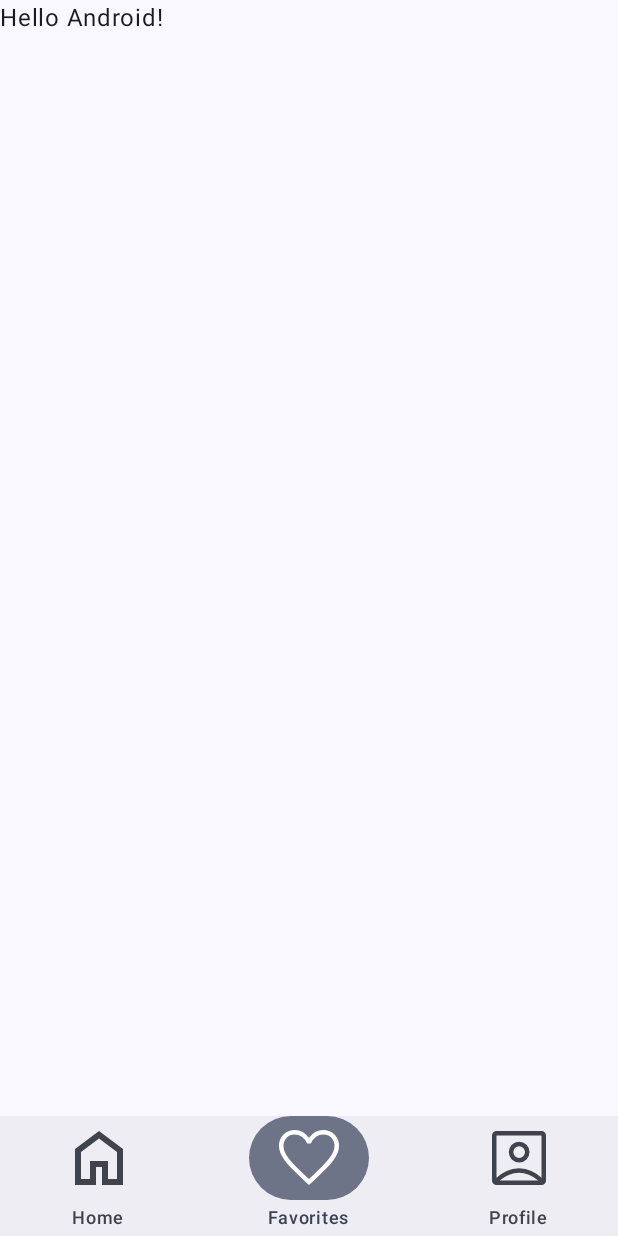
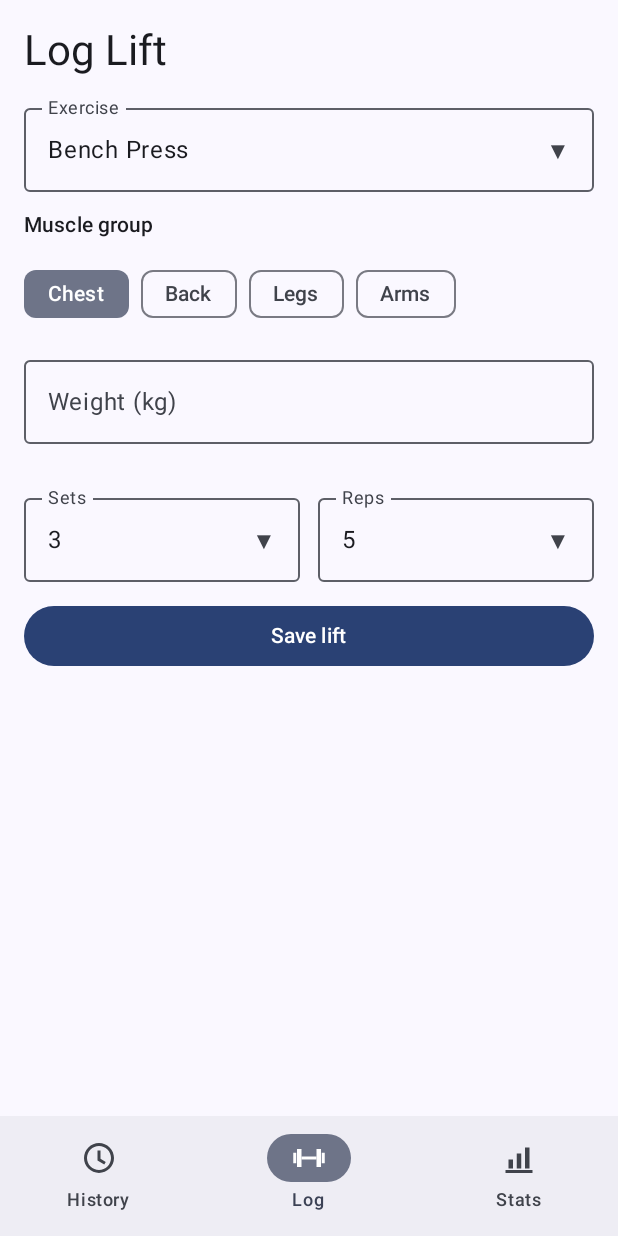
Before and after one commit to Jordan-L-C/Neart_Project, an Android app built with Jetpack Compose: the screen it shows after launch (MainActivity), item 2 of the bottom bar chosen, on a phone screen of 412 x 824 dp. Run offline under Robolectric (Android 15) with nearby library versions, the phone set to English and light mode, and no system bars; our stand-ins replace Room's generated code, navigation suite.

Commit message:
Project baseline: three screens with Room database
- History, Log Lift and Stats screens with bottom navigation
- Room database (Lift entity, LiftDao, AppDatabase) and LiftViewModel
- Log Lift saves lifts (insert) with weight validation
- History lists lifts newest first with PB badges (select)
- Stats shows personal bests per exercise
- Custom vector icons for the nav bar

Left to implement:
- Update: tap a lift to edit it
- Delete: swipe to delete (extra UI feature)
- Networking: daily quote API on Stats
- Sensor: shake phone to start rest timer
- English and Irish strings.xml
- Theme Builder colour scheme
- Vector Asset tool proof
- Accessibility check

```diff
--- a/app/build.gradle.kts
+++ b/app/build.gradle.kts
@@ -1,4 +1,5 @@
 plugins {
+    alias(libs.plugins.ksp)
     alias(libs.plugins.android.application)
     alias(libs.plugins.kotlin.compose)
 }
@@ -36,6 +37,11 @@ android {
 }
 
 dependencies {
+    implementation(libs.androidx.room.runtime)
+    implementation(libs.androidx.room.ktx)
+    ksp(libs.androidx.room.compiler)
+    implementation(libs.androidx.lifecycle.viewmodel.compose)
+    implementation(libs.androidx.lifecycle.runtime.compose)
     implementation(platform(libs.androidx.compose.bom))
     implementation(libs.androidx.activity.compose)
     implementation(libs.androidx.compose.material3)
--- a/app/src/main/java/com/example/neart_project/MainActivity.kt
+++ b/app/src/main/java/com/example/neart_project/MainActivity.kt
@@ -17,10 +17,12 @@ import androidx.compose.runtime.saveable.rememberSaveable
 import androidx.compose.runtime.setValue
 import androidx.compose.ui.Modifier
 import androidx.compose.ui.res.painterResource
-import androidx.compose.ui.graphics.vector.ImageVector
-import androidx.compose.ui.tooling.preview.Preview
-import androidx.compose.ui.tooling.preview.PreviewScreenSizes
+import androidx.lifecycle.viewmodel.compose.viewModel
+import com.example.neart_project.screens.HistoryScreen
+import com.example.neart_project.screens.LogScreen
+import com.example.neart_project.screens.StatsScreen
 import com.example.neart_project.ui.theme.Neart_ProjectTheme
+import com.example.neart_project.viewmodel.LiftViewModel
 
 class MainActivity : ComponentActivity() {
     override fun onCreate(savedInstanceState: Bundle?) {
@@ -34,10 +36,11 @@ class MainActivity : ComponentActivity() {
     }
 }
 
-@PreviewScreenSizes
 @Composable
 fun Neart_ProjectApp() {
-    var currentDestination by rememberSaveable { mutableStateOf(AppDestinations.HOME) }
+    // One ViewModel shared by all three screens, so they all see the same data
+    val viewModel: LiftViewModel = viewModel()
+    var currentDestination by rememberSaveable { mutableStateOf(AppDestinations.HISTORY) }
 
     NavigationSuiteScaffold(
         navigationSuiteItems = {
@@ -57,10 +60,23 @@ fun Neart_ProjectApp() {
         }
     ) {
         Scaffold(modifier = Modifier.fillMaxSize()) { innerPadding ->
-            Greeting(
-                name = "Android",
-                modifier = Modifier.padding(innerPadding)
-            )
+            // Show the screen for whichever tab is selected
+            when (currentDestination) {
+                AppDestinations.HISTORY -> HistoryScreen(
+                    viewModel = viewModel,
+                    onAddClick = { currentDestination = AppDestinations.LOG },
+                    modifier = Modifier.padding(innerPadding)
+                )
+                AppDestinations.LOG -> LogScreen(
+                    viewModel = viewModel,
+                    onSaved = { currentDestination = AppDestinations.HISTORY },
+                    modifier = Modifier.padding(innerPadding)
+                )
+                AppDestinations.STATS -> StatsScreen(
+                    viewModel = viewModel,
+                    modifier = Modifier.padding(innerPadding)
+                )
+            }
         }
     }
 }
@@ -69,23 +85,7 @@ enum class AppDestinations(
     val label: String,
     val icon: Int,
 ) {
-    HOME("Home", R.drawable.ic_home),
-    FAVORITES("Favorites", R.drawable.ic_favorite),
-    PROFILE("Profile", R.drawable.ic_account_box),
+    HISTORY("History", R.drawable.ic_history),
+    LOG("Log", R.drawable.ic_dumbbell),
+    STATS("Stats", R.drawable.ic_stats),
 }
-
-@Composable
-fun Greeting(name: String, modifier: Modifier = Modifier) {
-    Text(
-        text = "Hello $name!",
-        modifier = modifier
-    )
-}
-
-@Preview(showBackground = true)
-@Composable
-fun GreetingPreview() {
-    Neart_ProjectTheme {
-        Greeting("Android")
-    }
-}
--- /dev/null
+++ b/app/src/main/java/com/example/neart_project/data/AppDatabase.kt
@@ -0,0 +1,27 @@
+package com.example.neart_project.data
+
+import android.content.Context
+import androidx.room.Database
+import androidx.room.Room
+import androidx.room.RoomDatabase
+
+@Database(entities = [Lift::class], version = 1)
+abstract class AppDatabase : RoomDatabase() {
+    abstract fun liftDao(): LiftDao
+
+    companion object {
+        @Volatile
+        private var INSTANCE: AppDatabase? = null
+
+        // Only ever create one database for the whole app
+        fun getDatabase(context: Context): AppDatabase {
+            return INSTANCE ?: synchronized(this) {
+                Room.databaseBuilder(
+                    context.applicationContext,
+                    AppDatabase::class.java,
+                    "neart_database"
+                ).build().also { INSTANCE = it }
+            }
+        }
+    }
+}
--- /dev/null
+++ b/app/src/main/java/com/example/neart_project/data/LiftDao.kt
@@ -0,0 +1,34 @@
+package com.example.neart_project.data
+
+import androidx.room.Dao
+import androidx.room.Delete
+import androidx.room.Insert
+import androidx.room.Query
+import androidx.room.Update
+import kotlinx.coroutines.flow.Flow
+
+// Result of the personal bests query: one row per exercise
+data class PersonalBest(
+    val exercise: String,
+    val bestWeight: Double
+)
+
+@Dao
+interface LiftDao {
+    // SELECT - newest first. Flow means the list updates automatically when the table changes
+    @Query("SELECT * FROM lifts ORDER BY date DESC")
+    fun getAllLifts(): Flow<List<Lift>>
+
+    // Heaviest weight for each exercise, for the Stats screen
+    @Query("SELECT exercise, MAX(weightKg) AS bestWeight FROM lifts GROUP BY exercise ORDER BY bestWeight DESC")
+    fun getPersonalBests(): Flow<List<PersonalBest>>
+
+    @Insert
+    suspend fun insert(lift: Lift)
+
+    @Update
+    suspend fun update(lift: Lift)
+
+    @Delete
+    suspend fun delete(lift: Lift)
+}
--- /dev/null
+++ b/app/src/main/java/com/example/neart_project/screens/History.kt
@@ -0,0 +1,115 @@
+package com.example.neart_project.screens
+
+import androidx.compose.foundation.layout.Arrangement
+import androidx.compose.foundation.layout.Box
+import androidx.compose.foundation.layout.Column
+import androidx.compose.foundation.layout.PaddingValues
+import androidx.compose.foundation.layout.Row
+import androidx.compose.foundation.layout.fillMaxSize
+import androidx.compose.foundation.layout.fillMaxWidth
+import androidx.compose.foundation.layout.padding
+import androidx.compose.foundation.lazy.LazyColumn
+import androidx.compose.foundation.lazy.items
+import androidx.compose.material3.Card
+import androidx.compose.material3.FloatingActionButton
+import androidx.compose.material3.MaterialTheme
+import androidx.compose.material3.Surface
+import androidx.compose.material3.Text
+import androidx.compose.runtime.Composable
+import androidx.compose.runtime.getValue
+import androidx.compose.ui.Alignment
+import androidx.compose.ui.Modifier
+import androidx.compose.ui.unit.dp
+import androidx.lifecycle.compose.collectAsStateWithLifecycle
+import com.example.neart_project.data.Lift
+import com.example.neart_project.viewmodel.LiftViewModel
+
+// Shows 100.0 as "100" but keeps 62.5 as "62.5"
+fun formatWeight(weight: Double): String =
+    if (weight % 1.0 == 0.0) weight.toInt().toString() else weight.toString()
+
+@Composable
+fun HistoryScreen(
+    viewModel: LiftViewModel,
+    onAddClick: () -> Unit,
+    modifier: Modifier = Modifier
+) {
+    // Live data from the database - the screen redraws whenever it changes
+    val lifts by viewModel.lifts.collectAsStateWithLifecycle()
+    val personalBests by viewModel.personalBests.collectAsStateWithLifecycle()
+
+    // Box lets the + button sit on top of the list
+    Box(modifier = modifier.fillMaxSize()) {
+        Column(
+            modifier = Modifier.padding(16.dp),
+            verticalArrangement = Arrangement.spacedBy(12.dp)
+        ) {
+            Text("History", style = MaterialTheme.typography.headlineMedium)
+
+            if (lifts.isEmpty()) {
+                Text("No lifts yet. Tap + to log your first lift.")
+            } else {
+                LazyColumn(
+                    verticalArrangement = Arrangement.spacedBy(8.dp),
+                    // Space at the bottom so the + button doesn't cover the last card
+                    contentPadding = PaddingValues(bottom = 80.dp)
+                ) {
+                    // key = id so Compose tracks each lift correctly when the list changes
+                    items(lifts, key = { it.id }) { lift ->
+                        // It's a PB if it matches the best weight for that exercise
+                        val isPb = personalBests.any {
+                            it.exercise == lift.exercise && it.bestWeight == lift.weightKg
+                        }
+                        LiftCard(lift, isPb)
+                    }
+                }
+            }
+        }
+
+        // + button in the bottom-right corner, opens the Log screen
+        FloatingActionButton(
+            onClick = onAddClick,
+            modifier = Modifier
+                .align(Alignment.BottomEnd)
+                .padding(16.dp)
+        ) {
+            Text("+", style = MaterialTheme.typography.headlineSmall)
+        }
+    }
+}
+
+// One lift in the list
+@Composable
+fun LiftCard(lift: Lift, isPb: Boolean) {
+    Card(modifier = Modifier.fillMaxWidth()) {
+        Row(
+            modifier = Modifier
+                .fillMaxWidth()
+                .padding(16.dp),
+            horizontalArrangement = Arrangement.SpaceBetween,
+            verticalAlignment = Alignment.CenterVertically
+        ) {
+            Column {
+                Text(lift.exercise, style = MaterialTheme.typography.titleMedium)
+                Text(
+                    "${formatWeight(lift.weightKg)} kg · ${lift.sets}x${lift.reps} · ${lift.muscleGroup}",
+                    style = MaterialTheme.typography.bodyMedium
+                )
+            }
+            // PB badge, only shown on personal bests
+            if (isPb) {
+                Surface(
+                    color = MaterialTheme.colorScheme.primary,
+                    shape = MaterialTheme.shapes.small
+                ) {
+                    Text(
+                        "PB",
+                        color = MaterialTheme.colorScheme.onPrimary,
+                        style = MaterialTheme.typography.labelMedium,
+                        modifier = Modifier.padding(horizontal = 8.dp, vertical = 2.dp)
+                    )
+                }
+            }
+        }
+    }
+}
--- /dev/null
+++ b/app/src/main/java/com/example/neart_project/screens/Log.kt
@@ -0,0 +1,173 @@
+package com.example.neart_project.screens
+
+import androidx.compose.foundation.clickable
+import androidx.compose.foundation.layout.Arrangement
+import androidx.compose.foundation.layout.Box
+import androidx.compose.foundation.layout.Column
+import androidx.compose.foundation.layout.Row
+import androidx.compose.foundation.layout.fillMaxSize
+import androidx.compose.foundation.layout.fillMaxWidth
+import androidx.compose.foundation.layout.padding
+import androidx.compose.foundation.rememberScrollState
+import androidx.compose.foundation.text.KeyboardOptions
+import androidx.compose.foundation.verticalScroll
+import androidx.compose.material3.Button
+import androidx.compose.material3.DropdownMenu
+import androidx.compose.material3.DropdownMenuItem
+import androidx.compose.material3.FilterChip
+import androidx.compose.material3.MaterialTheme
+import androidx.compose.material3.OutlinedTextField
+import androidx.compose.material3.Text
+import androidx.compose.runtime.Composable
+import androidx.compose.runtime.getValue
+import androidx.compose.runtime.mutableStateOf
+import androidx.compose.runtime.remember
+import androidx.compose.runtime.saveable.rememberSaveable
+import androidx.compose.runtime.setValue
+import androidx.compose.ui.Modifier
+import androidx.compose.ui.text.input.KeyboardType
+import androidx.compose.ui.unit.dp
+import com.example.neart_project.viewmodel.LiftViewModel
+
+@Composable
+fun LogScreen(
+    viewModel: LiftViewModel,
+    onSaved: () -> Unit,
+    modifier: Modifier = Modifier
+) {
+    // Fixed lists of choices
+    val exercises = listOf("Bench Press", "Squat", "Deadlift", "Overhead Press", "Barbell Row")
+    val muscleGroups = listOf("Chest", "Back", "Legs", "Arms")
+    val numbers = (1..10).map { it.toString() }
+
+    // State: what the user has picked or typed so far
+    var exercise by rememberSaveable { mutableStateOf(exercises[0]) }
+    var muscleGroup by rememberSaveable { mutableStateOf(muscleGroups[0]) }
+    var weight by rememberSaveable { mutableStateOf("") }
+    var sets by rememberSaveable { mutableStateOf("3") }
+    var reps by rememberSaveable { mutableStateOf("5") }
+    var showError by rememberSaveable { mutableStateOf(false) }
+
+    Column(
+        modifier = modifier
+            .fillMaxSize()
+            .verticalScroll(rememberScrollState())
+            .padding(16.dp),
+        verticalArrangement = Arrangement.spacedBy(12.dp)
+    ) {
+        Text("Log Lift", style = MaterialTheme.typography.headlineMedium)
+
+        // Exercise dropdown
+        DropdownField(
+            label = "Exercise",
+            selected = exercise,
+            options = exercises,
+            onSelect = { exercise = it },
+            modifier = Modifier.fillMaxWidth()
+        )
+
+        // Muscle group chips - tapping one selects it
+        Text("Muscle group", style = MaterialTheme.typography.labelLarge)
+        Row(horizontalArrangement = Arrangement.spacedBy(8.dp)) {
+            muscleGroups.forEach { group ->
+                FilterChip(
+                    selected = muscleGroup == group,
+                    onClick = { muscleGroup = group },
+                    label = { Text(group) }
+                )
+            }
+        }
+
+        // Weight - shows an error if it's empty or not above 0
+        OutlinedTextField(
+            value = weight,
+            onValueChange = {
+                weight = it
+                showError = false
+            },
+            label = { Text("Weight (kg)") },
+            isError = showError,
+            supportingText = { if (showError) Text("Enter a weight above 0") },
+            keyboardOptions = KeyboardOptions(keyboardType = KeyboardType.Number),
+            singleLine = true,
+            modifier = Modifier.fillMaxWidth()
+        )
+
+        // Sets and reps side by side
+        Row(horizontalArrangement = Arrangement.spacedBy(12.dp)) {
+            DropdownField(
+                label = "Sets",
+                selected = sets,
+                options = numbers,
+                onSelect = { sets = it },
+                modifier = Modifier.weight(1f)
+            )
+            DropdownField(
+                label = "Reps",
+                selected = reps,
+                options = numbers,
+                onSelect = { reps = it },
+                modifier = Modifier.weight(1f)
+            )
+        }
+
+        Button(
+            onClick = {
+                val weightKg = weight.toDoubleOrNull()
+                if (weightKg == null || weightKg <= 0) {
+                    showError = true          // invalid: show error, don't save
+                } else {
+                    viewModel.addLift(exercise, muscleGroup, weightKg, sets.toInt(), reps.toInt())
+                    weight = ""               // clear the form for next time
+                    onSaved()                 // go back to History
+                }
+            },
+            modifier = Modifier.fillMaxWidth()
+        ) {
+            Text("Save lift")
+        }
+    }
+}
+
+// Reusable dropdown: used for exercise, sets and reps
+@Composable
+fun DropdownField(
+    label: String,
+    selected: String,
+    options: List<String>,
+    onSelect: (String) -> Unit,
+    modifier: Modifier = Modifier
+) {
+    var expanded by remember { mutableStateOf(false) }
+
+    Box(modifier = modifier) {
+        OutlinedTextField(
+            value = selected,
+            onValueChange = { },
+            readOnly = true,
+            label = { Text(label) },
+            trailingIcon = { Text("▼") },
+            modifier = Modifier.fillMaxWidth()
+        )
+        // Invisible layer on top so tapping anywhere on the field opens the menu
+        Box(
+            modifier = Modifier
+                .matchParentSize()
+                .clickable { expanded = true }
+        )
+        DropdownMenu(
+            expanded = expanded,
+            onDismissRequest = { expanded = false }
+        ) {
+            options.forEach { option ->
+                DropdownMenuItem(
+                    text = { Text(option) },
+                    onClick = {
+                        onSelect(option)
+                        expanded = false
+                    }
+                )
+            }
+        }
+    }
+}
--- /dev/null
+++ b/app/src/main/java/com/example/neart_project/viewmodel/LiftViewModel.kt
@@ -0,0 +1,40 @@
+package com.example.neart_project.viewmodel
+
+import android.app.Application
+import androidx.lifecycle.AndroidViewModel
+import androidx.lifecycle.viewModelScope
+import com.example.neart_project.data.AppDatabase
+import com.example.neart_project.data.Lift
+import com.example.neart_project.data.PersonalBest
+import kotlinx.coroutines.flow.SharingStarted
+import kotlinx.coroutines.flow.StateFlow
+import kotlinx.coroutines.flow.stateIn
+import kotlinx.coroutines.launch
+
+class LiftViewModel(application: Application) : AndroidViewModel(application) {
+
+    private val dao = AppDatabase.getDatabase(application).liftDao()
+
+    // All lifts, newest first - updates automatically when the table changes
+    val lifts: StateFlow<List<Lift>> = dao.getAllLifts()
+        .stateIn(viewModelScope, SharingStarted.WhileSubscribed(5000), emptyList())
+
+    // Heaviest weight per exercise
+    val personalBests: StateFlow<List<PersonalBest>> = dao.getPersonalBests()
+        .stateIn(viewModelScope, SharingStarted.WhileSubscribed(5000), emptyList())
+
+    // Database writes run in a coroutine so the screen doesn't freeze
+    fun addLift(exercise: String, muscleGroup: String, weightKg: Double, sets: Int, reps: Int) {
+        viewModelScope.launch {
+            dao.insert(Lift(exercise = exercise, muscleGroup = muscleGroup, weightKg = weightKg, sets = sets, reps = reps))
+        }
+    }
+
+    fun updateLift(lift: Lift) {
+        viewModelScope.launch { dao.update(lift) }
+    }
+
+    fun deleteLift(lift: Lift) {
+        viewModelScope.launch { dao.delete(lift) }
+    }
+}
--- a/app/src/main/res/drawable/ic_account_box.xml
+++ /dev/null
@@ -1,9 +0,0 @@
-<vector xmlns:android="http://schemas.android.com/apk/res/android"
-    android:width="48dp"
-    android:height="48dp"
-    android:viewportWidth="960"
-    android:viewportHeight="960">
-    <path
-        android:fillColor="@android:color/white"
-        android:pathData="M180,743Q240,687 315.9,652.5Q391.79,618 479.9,618Q568,618 644,652.5Q720,687 780,743L780,180Q780,180 780,180Q780,180 780,180L180,180Q180,180 180,180Q180,180 180,180L180,743ZM482,539Q540,539 580,499Q620,459 620,401Q620,343 580,303Q540,263 482,263Q424,263 384,303Q344,343 344,401Q344,459 384,499Q424,539 482,539ZM180,840Q156,840 138,822Q120,804 120,780L120,180Q120,156 138,138Q156,120 180,120L780,120Q804,120 822,138Q840,156 840,180L840,780Q840,804 822,822Q804,840 780,840L180,840ZM223,780L736,780Q736,780 736,780Q736,780 736,780Q674,727 610.5,702.5Q547,678 480,678Q413,678 349.5,702.5Q286,727 223,780Q223,780 223,780Q223,780 223,780ZM482,479Q449.5,479 426.75,456.25Q404,433.5 404,401Q404,368.5 426.75,345.75Q449.5,323 482,323Q514.5,323 537.25,345.75Q560,368.5 560,401Q560,433.5 537.25,456.25Q514.5,479 482,479ZM480,461L480,461Q480,461 480,461Q480,461 480,461L480,461Q480,461 480,461Q480,461 480,461L480,461Q480,461 480,461Q480,461 480,461Q480,461 480,461Q480,461 480,461Z" />
-</vector>
--- /dev/null
+++ b/app/src/main/res/drawable/ic_dumbbell.xml
@@ -0,0 +1,23 @@
+<?xml version="1.0" encoding="utf-8"?>
+<!-- Log tab icon: a dumbbell -->
+<vector xmlns:android="http://schemas.android.com/apk/res/android"
+    android:width="24dp"
+    android:height="24dp"
+    android:viewportWidth="24"
+    android:viewportHeight="24">
+
+    <!-- Bar (handle) -->
+    <path
+        android:fillColor="#FF000000"
+        android:pathData="M7,11h10v2h-10z" />
+
+    <!-- Left plates: big inner plate, small outer plate -->
+    <path
+        android:fillColor="#FF000000"
+        android:pathData="M4,6h3v12h-3z M1.5,8.5h2v7h-2z" />
+
+    <!-- Right plates: big inner plate, small outer plate -->
+    <path
+        android:fillColor="#FF000000"
+        android:pathData="M17,6h3v12h-3z M20.5,8.5h2v7h-2z" />
+</vector>
--- a/app/src/main/res/drawable/ic_favorite.xml
+++ /dev/null
@@ -1,9 +0,0 @@
-<vector xmlns:android="http://schemas.android.com/apk/res/android"
-    android:width="48dp"
-    android:height="48dp"
-    android:viewportWidth="960"
-    android:viewportHeight="960">
-    <path
-        android:fillColor="@android:color/white"
-        android:pathData="M480,839L439,802Q333.23,704.88 264.12,634.44Q195,564 154,508.5Q113,453 96.5,408Q80,363 80,317Q80,226.85 140.5,166.42Q201,106 290,106Q347,106 395.5,133Q444,160 480,211Q522,157 569,131.5Q616,106 670,106Q759,106 819.5,166.42Q880,226.85 880,317Q880,363 863.5,408Q847,453 806,508.5Q765,564 695.88,634.44Q626.77,704.88 521,802L480,839ZM480,760Q581.24,667 646.62,600.5Q712,534 750.5,484Q789,434 804.5,394.86Q820,355.73 820,317.14Q820,251 778,208.5Q736,166 670.22,166Q618.7,166 574.85,197.5Q531,229 504,286L504,286L455,286L455,286Q429,230 385.15,198Q341.3,166 289.78,166Q224,166 182,208.5Q140,251 140,317.32Q140,356 155.5,395.5Q171,435 209.5,485.5Q248,536 314,602Q380,668 480,760ZM480,463Q480,463 480,463Q480,463 480,463Q480,463 480,463Q480,463 480,463Q480,463 480,463Q480,463 480,463Q480,463 480,463Q480,463 480,463L480,463L480,463L480,463Q480,463 480,463Q480,463 480,463Q480,463 480,463Q480,463 480,463Q480,463 480,463Q480,463 480,463Q480,463 480,463Q480,463 480,463Z" />
-</vector>
--- /dev/null
+++ b/app/src/main/res/drawable/ic_history.xml
@@ -0,0 +1,19 @@
+<?xml version="1.0" encoding="utf-8"?>
+<!-- History tab icon: a clock face -->
+<vector xmlns:android="http://schemas.android.com/apk/res/android"
+    android:width="24dp"
+    android:height="24dp"
+    android:viewportWidth="24"
+    android:viewportHeight="24">
+
+    <!-- Clock outline (ring) -->
+    <path
+        android:fillColor="#FF000000"
+        android:fillType="evenOdd"
+        android:pathData="M12,2A10,10 0,1 1,12,22A10,10 0,1 1,12,2z M12,4A8,8 0,1 0,12,20A8,8 0,1 0,12,4z" />
+
+    <!-- Clock hands -->
+    <path
+        android:fillColor="#FF000000"
+        android:pathData="M11,7h2v5.5l3.5,2.1l-1,1.7l-4.5,-2.7z" />
+</vector>
--- a/app/src/main/res/drawable/ic_home.xml
+++ /dev/null
@@ -1,9 +0,0 @@
-<vector xmlns:android="http://schemas.android.com/apk/res/android"
-    android:width="48dp"
-    android:height="48dp"
-    android:viewportWidth="960"
-    android:viewportHeight="960">
-    <path
-        android:fillColor="@android:color/white"
-        android:pathData="M240,760L360,760L360,520L600,520L600,760L720,760L720,400L480,220L240,400L240,760ZM160,840L160,360L480,120L800,360L800,840L520,840L520,600L440,600L440,840L160,840ZM480,490L480,490L480,490L480,490L480,490L480,490L480,490L480,490L480,490Z" />
-</vector>
--- /dev/null
+++ b/app/src/main/res/drawable/ic_stats.xml
@@ -0,0 +1,18 @@
+<?xml version="1.0" encoding="utf-8"?>
+<!-- Stats tab icon: a bar chart -->
+<vector xmlns:android="http://schemas.android.com/apk/res/android"
+    android:width="24dp"
+    android:height="24dp"
+    android:viewportWidth="24"
+    android:viewportHeight="24">
+
+    <!-- Three bars, short to tall -->
+    <path
+        android:fillColor="#FF000000"
+        android:pathData="M5,13h3v6h-3z M10.5,9h3v10h-3z M16,5h3v14h-3z" />
+
+    <!-- Baseline -->
+    <path
+        android:fillColor="#FF000000"
+        android:pathData="M3,20h18v2h-18z" />
+</vector>
--- a/build.gradle.kts
+++ b/build.gradle.kts
@@ -1,5 +1,6 @@
 // Top-level build file where you can add configuration options common to all sub-projects/modules.
 plugins {
+    alias(libs.plugins.ksp) apply false
     alias(libs.plugins.android.application) apply false
     alias(libs.plugins.kotlin.compose) apply false
 }
```
Also changed, not shown: app/src/main/java/com/example/neart_project/data/Lift.kt (added, +15 -0 lines), app/src/main/java/com/example/neart_project/screens/Stats.kt (added, +84 -0 lines), gradle/libs.versions.toml (+8 -0 lines).
